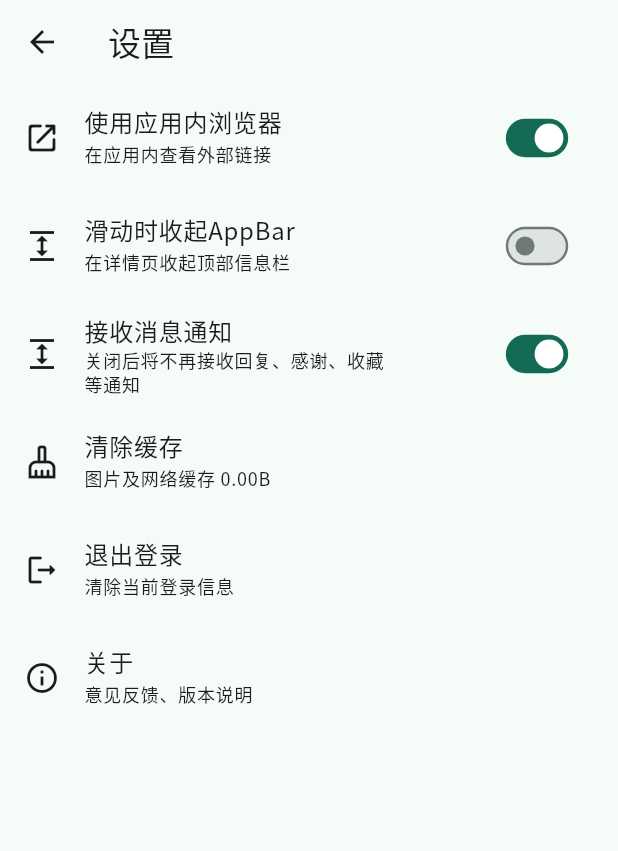
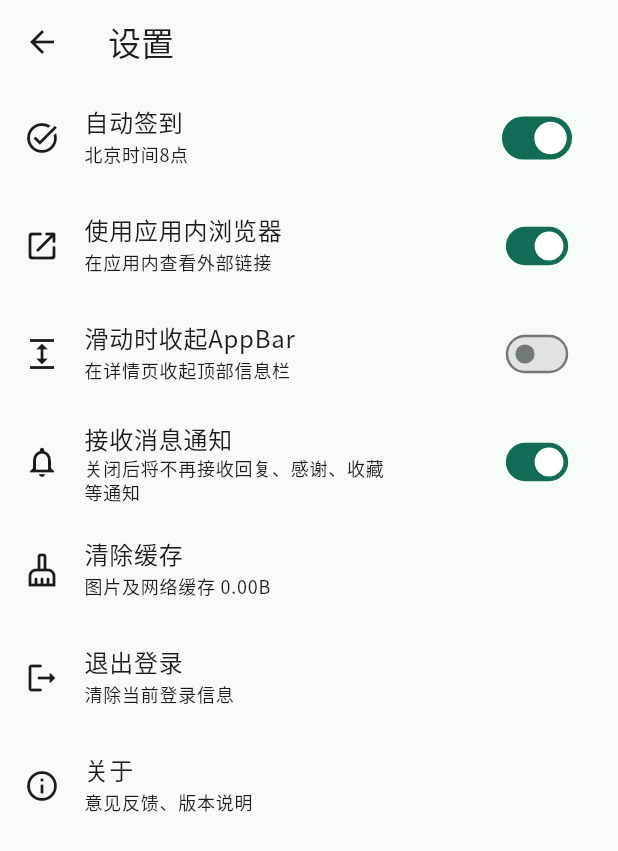
Before and after one commit to guozhigq/flutter_v2ex, a Flutter app: the SettingPage screen opened by its route, on a phone screen of 412 x 824 dp. Shown: the top 851 px of the screen. Run offline on Flutter 3.47's test engine with Material 2 defaults, Android fonts, the phone set to English and light mode, and no system bars; drawn by our look-alikes of dynamic_color; our stand-ins replace cached_network_image, cookie_jar, device_info_plus, dio, dio_cookie_manager, easy_refresh and 11 more; missing offline and left inert: dio_http2_adapter, dio_http_cache, extended_tabs, flutter_html_iframe, flutter_inappwebview, quick_actions and 1 more; accounts and stored records are empty.

Commit message:
mod: 签到逻辑调整&增加开关、首页列表滑动优化

```diff
--- a/lib/components/home/tabbar_list.dart
+++ b/lib/components/home/tabbar_list.dart
@@ -157,7 +157,7 @@ class _TabBarListState extends State<TabBarList>
               },
               child: ListView.builder(
                 padding: const EdgeInsets.only(top: 1, bottom: 0),
-                physics: const AlwaysScrollableScrollPhysics(),
+                physics: const BouncingScrollPhysics(),
                 //重要
                 itemCount: topicList.length + 1,
                 controller: _controller,
--- a/lib/pages/page_setting.dart
+++ b/lib/pages/page_setting.dart
@@ -18,7 +18,7 @@ class SettingPage extends StatefulWidget {
 }
 
 class _SettingPageState extends State<SettingPage> {
-  bool autoSign = true; // 自动签到
+  bool autoSign = GStorage().getAutoSign(); // 自动签到
   bool materialColor = true; // 动态去色
   bool linkOpenInApp = GStorage().getLinkOpenInApp();
   bool loginStatus = GStorage().getLoginStatus();
@@ -94,26 +94,27 @@ class _SettingPageState extends State<SettingPage> {
       ),
       body: ListView(
         children: [
-          // ListTile(
-          //   onTap: () {
-          //     setState(() {
-          //       autoSign = !autoSign;
-          //     });
-          //   },
-          //   leading: Icon(Icons.task_alt, color: iconStyle),
-          //   title: const Text('自动签到'),
-          //   subtitle: Text('北京时间8点', style: subTitleStyle),
-          //   trailing: Transform.scale(
-          //     scale: 0.9,
-          //     child: Switch(
-          //         value: autoSign,
-          //         onChanged: (value) {
-          //           setState(() {
-          //             autoSign = value;
-          //           });
-          //         }),
-          //   ),
-          // ),
+          ListTile(
+            onTap: () {
+              setState(() {
+                autoSign = !autoSign;
+              });
+            },
+            leading: Icon(Icons.task_alt, color: iconStyle),
+            title: const Text('自动签到'),
+            subtitle: Text('北京时间8点', style: subTitleStyle),
+            trailing: Transform.scale(
+              scale: 0.9,
+              child: Switch(
+                  value: autoSign,
+                  onChanged: (value) {
+                    setState(() {
+                      autoSign = !autoSign;
+                      GStorage().setAutoSign(autoSign);
+                    });
+                  }),
+            ),
+          ),
           // ListTile(
           //   onTap: () {
           //     setState(() {
@@ -176,7 +177,7 @@ class _SettingPageState extends State<SettingPage> {
           ),
           ListTile(
             onTap: () {},
-            leading: Icon(Icons.expand, color: iconStyle),
+            leading: Icon(Icons.notifications_none, color: iconStyle),
             title: const Text('接收消息通知'),
             subtitle: Text('关闭后将不再接收回复、感谢、收藏\n等通知', style: subTitleStyle),
             trailing: Transform.scale(
--- a/lib/utils/storage.dart
+++ b/lib/utils/storage.dart
@@ -15,7 +15,8 @@ enum StoreKeys {
   nodes,
   linkOpenInApp,
   expendAppBar,
-  noticeOn
+  noticeOn,
+  autoSign
 }
 
 class GStorage {
@@ -109,4 +110,9 @@ class GStorage {
   bool getNoticeOn() =>
       _box.read<bool>(StoreKeys.noticeOn.toString()) ?? true;
 
+  // 自动签到
+  setAutoSign(bool value) => _box.write(StoreKeys.autoSign.toString(), value);
+  bool getAutoSign() =>
+      _box.read<bool>(StoreKeys.autoSign.toString()) ?? true;
+
 }
```
Also changed, not shown: lib/http/dio_web.dart (+13 -9 lines), lib/utils/utils.dart (+11 -0 lines).
